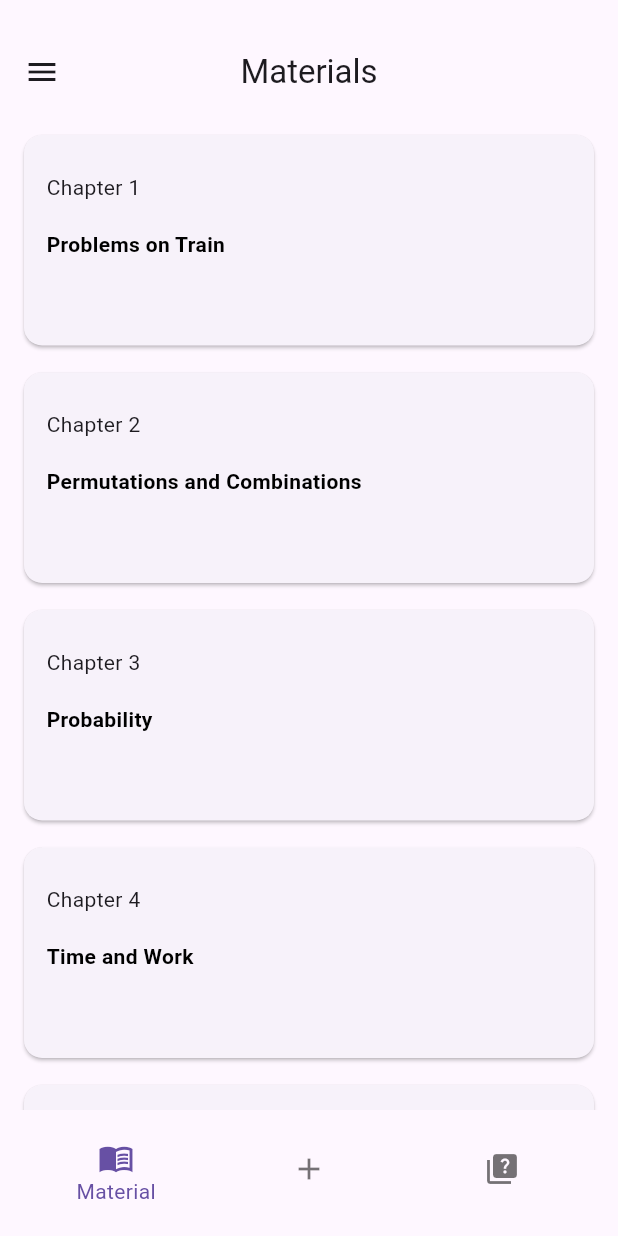
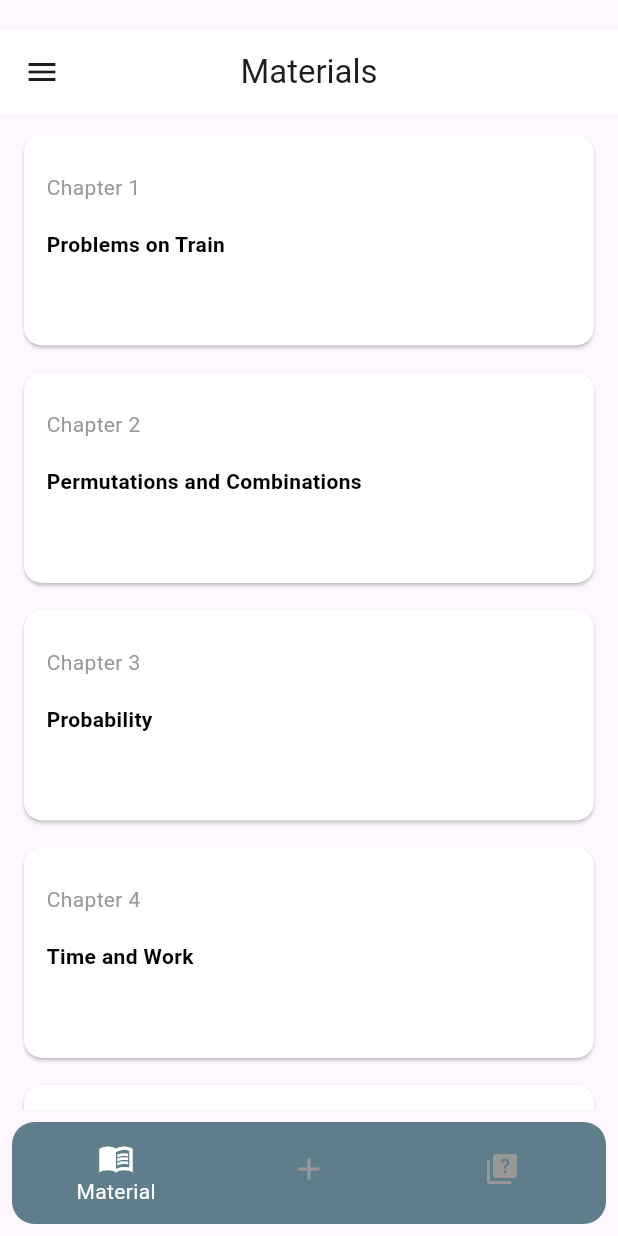
Before and after one commit to deniljoseph77/Placement_App, a Flutter app: the BottomNavigationScreen screen opened directly, on a phone screen of 412 x 824 dp. Run offline on Flutter 3.47's test engine with Material 3 defaults, Android fonts, the phone set to English and light mode, and no system bars; our stand-ins replace font_awesome_flutter, google_fonts, image_picker, lottie.

Commit message:
color theme

```diff
--- a/lib/core/constants/color_constants.dart
+++ b/lib/core/constants/color_constants.dart
@@ -9,4 +9,10 @@ class ColorTheme {
   static Color green = const Color(0xFF00c254);
   static Color grey = const Color(0xFF989898);
   static Color lightGrey = const Color(0xffF4F4F4);
+  static const Color text = Color(0xFF285430);
+  static const Color primary = Colors.blueGrey;
+  static const Color surface = Color(0xFFA4BE7B);
+  static const Color background = Color(0xFFE5D9B6);
+  static const Color error = Color(0xFFC5032B);
+  static const Color onError = Color(0xFFFFFBFA);
 }
--- a/lib/global_widget/student_appbar.dart
+++ b/lib/global_widget/student_appbar.dart
@@ -22,7 +22,7 @@ class StudentAppBar extends StatelessWidget implements PreferredSizeWidget {
     return AppBar(
       title: Text(title!),
       centerTitle: centerTitle,
-      backgroundColor: ColorConstants.white,
+      backgroundColor: ColorTheme.white,
       leading: leading,
       actions: actions,
     );
--- a/lib/presentation/students/apply_jobs_screen/view/apply_jobs_screen.dart
+++ b/lib/presentation/students/apply_jobs_screen/view/apply_jobs_screen.dart
@@ -61,11 +61,11 @@ class ApplyJobScreen extends StatelessWidget {
                         ),
                         Center(
                             child: MaterialButton(
-                                color: ColorConstants.primary,
+                                color: ColorTheme.primary,
                                 child: Text(
                                   "APPLY NOW",
                                   style: TextStyle(
-                                      color: ColorConstants.white,
+                                      color: ColorTheme.white,
                                       fontWeight: FontWeight.bold),
                                 ),
                                 height: size.height * .08,
@@ -89,7 +89,7 @@ class ApplyJobScreen extends StatelessWidget {
                                                             fontWeight:
                                                                 FontWeight.bold,
                                                             color:
-                                                                ColorConstants
+                                                                ColorTheme
                                                                     .primary,
                                                             fontSize: 20))),
                                               ),
--- a/lib/presentation/students/bottom_navigation_screen/view/bottom_navigation_screen.dart
+++ b/lib/presentation/students/bottom_navigation_screen/view/bottom_navigation_screen.dart
@@ -13,34 +13,39 @@ class BottomNavigationScreen extends StatelessWidget {
   Widget build(BuildContext context) {
     return Scaffold(
       body: Consumer<BottomNavigationController>(
-        builder: (context,controller,_) {
-          return IndexedStack(
-            children: [MaterialScreen(), ApplyJobScreen(), QuizScreen()],
-            index: controller.currentIndex,
-          );
-        }
-      ),
-      bottomNavigationBar: Consumer<BottomNavigationController>(builder: (context, controller, _) {
+          builder: (context, controller, _) {
+        return IndexedStack(
+          children: [MaterialScreen(), ApplyJobScreen(), QuizScreen()],
+          index: controller.currentIndex,
+        );
+      }),
+      bottomNavigationBar: Consumer<BottomNavigationController>(
+          builder: (context, controller, _) {
         return Padding(
           padding: const EdgeInsets.all(8.0),
           child: Container(
             padding: const EdgeInsets.all(5.0),
-            decoration: BoxDecoration(borderRadius: BorderRadius.circular(15),color: ColorConstants.primary),
+            decoration: BoxDecoration(
+                borderRadius: BorderRadius.circular(15),
+                color: ColorTheme.primary),
             child: BottomNavigationBar(
-                selectedIconTheme:IconThemeData(color: ColorConstants.white),elevation:0,
-                backgroundColor: ColorConstants.primary,
+                selectedIconTheme: IconThemeData(color: ColorTheme.white),
+                elevation: 0,
+                backgroundColor: ColorTheme.primary,
                 onTap: (index) {
                   controller.currentIndex = index;
                 },
                 currentIndex: controller.currentIndex,
                 type: BottomNavigationBarType.fixed,
-                unselectedItemColor: ColorConstants.grey,
-                selectedItemColor: ColorConstants.white,
+                unselectedItemColor: ColorTheme.grey,
+                selectedItemColor: ColorTheme.white,
                 showSelectedLabels: true,
                 showUnselectedLabels: false,
                 items: [
-                  BottomNavigationBarItem(icon: Icon(Icons.menu_book_sharp), label: "Material"),
-                  BottomNavigationBarItem(icon: Icon(Icons.add), label: "Apply"),
+                  BottomNavigationBarItem(
+                      icon: Icon(Icons.menu_book_sharp), label: "Material"),
+                  BottomNavigationBarItem(
+                      icon: Icon(Icons.add), label: "Apply"),
                   BottomNavigationBarItem(icon: Icon(Icons.quiz), label: "Quiz")
                 ]),
           ),
--- a/lib/presentation/students/home_screen/view/student_home_screen.dart
+++ b/lib/presentation/students/home_screen/view/student_home_screen.dart
@@ -34,7 +34,9 @@ class _MaterialScreenState extends State<MaterialScreen> {
     return Padding(
       padding: const EdgeInsets.only(top: 20),
       child: Scaffold(
-        appBar: StudentAppBar(title: "Materials" ,),
+        appBar: StudentAppBar(
+          title: "Materials",
+        ),
         drawer: Drawer(
           backgroundColor: Colors.white,
           child: ListView(
@@ -70,9 +72,10 @@ class _MaterialScreenState extends State<MaterialScreen> {
               // ),
               ListTile(
                 leading: Icon(Icons.library_books_rounded),
-                title: Text("Academic Details",style: TextStyle(
-
-                ),),
+                title: Text(
+                  "Academic Details",
+                  style: TextStyle(),
+                ),
               ),
               ListTile(
                 leading: Icon(Icons.file_copy),
@@ -107,15 +110,15 @@ class _MaterialScreenState extends State<MaterialScreen> {
                         height: size.height * .18,
                         width: size.width * .1,
                         child: Card(
-                          color: ColorConstants.white,
+                          color: ColorTheme.white,
                           child: Padding(
-                            padding: const EdgeInsets.only(top: 25,left: 15),
+                            padding: const EdgeInsets.only(top: 25, left: 15),
                             child: Column(
                               crossAxisAlignment: CrossAxisAlignment.start,
                               children: [
                                 Text(
                                   chapters[index],
-                                  style: TextStyle(color: ColorConstants.grey),
+                                  style: TextStyle(color: ColorTheme.grey),
                                 ),
                                 SizedBox(
                                   height: 18,
```
Also changed, not shown: lib/presentation/students/quiz_screen/view/quiz_screen.dart (+5 -7 lines).
